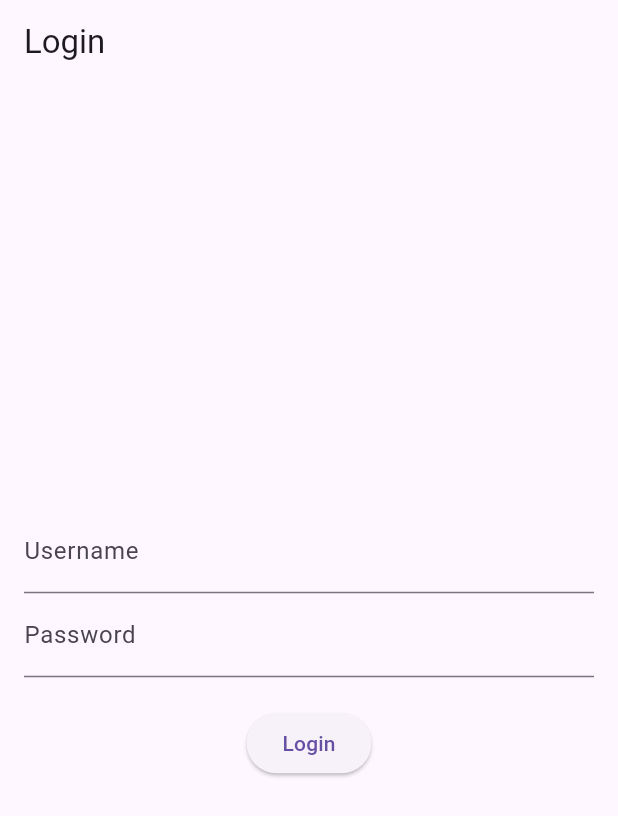
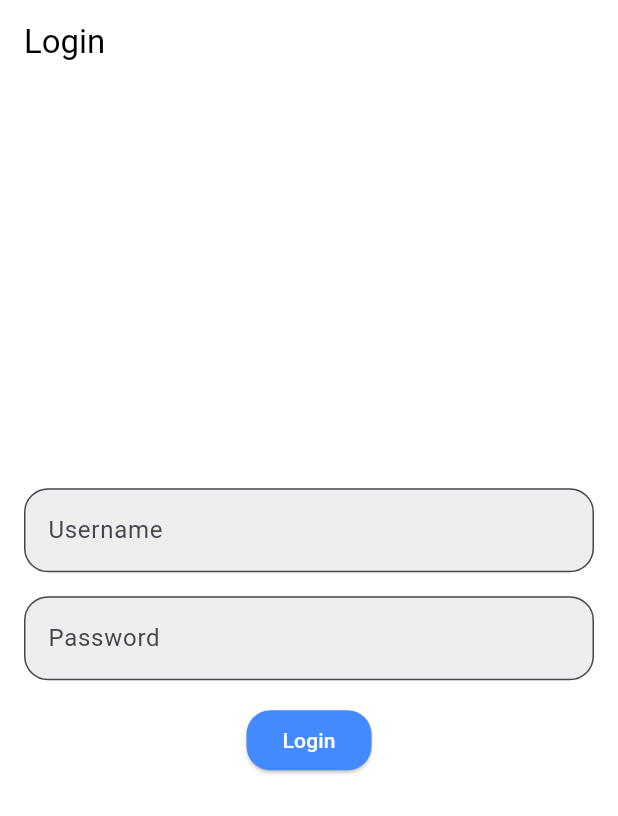
Before and after one commit to ben1787/thera-frontend, a Flutter app: the screen it shows after launch, on a phone screen of 412 x 824 dp. Shown: the top 816 px of the screen. Run offline on Flutter 3.47's test engine with Material 3 defaults, Android fonts, the phone set to English and light mode, and no system bars.

Commit message:
design updates

```diff
--- a/lib/login_page.dart
+++ b/lib/login_page.dart
@@ -15,7 +15,6 @@ class LoginPage extends StatelessWidget {
     try {
       final response = await _apiService.authenticateUser(username, password);
       _messageNotifier.value = response['message'];
-      // Navigate to the ChatListPage on successful login
       Navigator.pushReplacement(
         context,
         MaterialPageRoute(builder: (context) => ChatListPage()),
@@ -25,7 +24,7 @@ class LoginPage extends StatelessWidget {
       Navigator.pushReplacement(
         context,
         MaterialPageRoute(builder: (context) => ChatListPage()),
-    );
+      );
     }
   }
 
@@ -33,7 +32,8 @@ class LoginPage extends StatelessWidget {
   Widget build(BuildContext context) {
     return Scaffold(
       appBar: AppBar(
-        title: Text('Login'),
+        backgroundColor: Colors.white,
+        title: Text('Login', style: TextStyle(color: Colors.black)),
       ),
       body: Padding(
         padding: const EdgeInsets.all(16.0),
@@ -42,27 +42,53 @@ class LoginPage extends StatelessWidget {
           children: [
             TextField(
               controller: _usernameController,
-              decoration: InputDecoration(labelText: 'Username'),
+              decoration: InputDecoration(
+                hintText: 'Username',
+                filled: true,
+                fillColor: Colors.grey[200],
+                border: OutlineInputBorder(
+                  borderRadius: BorderRadius.circular(16),
+                ),
+              ),
+              style: TextStyle(color: Colors.black),
             ),
+            SizedBox(height: 16),
             TextField(
               controller: _passwordController,
-              decoration: InputDecoration(labelText: 'Password'),
+              decoration: InputDecoration(
+                hintText: 'Password',
+                filled: true,
+                fillColor: Colors.grey[200],
+                border: OutlineInputBorder(
+                  borderRadius: BorderRadius.circular(16),
+                ),
+              ),
               obscureText: true,
+              style: TextStyle(color: Colors.black),
             ),
-            SizedBox(height: 20),
+            SizedBox(height: 16),
             ElevatedButton(
               onPressed: () => _authenticate(context),
+              style: ElevatedButton.styleFrom(
+                backgroundColor: Colors.blueAccent,
+                shape: RoundedRectangleBorder(
+                  borderRadius: BorderRadius.circular(16),
+                ),
+                foregroundColor: Colors.white, // Set button text color
+              ),
               child: Text('Login'),
             ),
+            SizedBox(height: 16),
             ValueListenableBuilder<String>(
               valueListenable: _messageNotifier,
               builder: (context, message, _) {
-                return Text(message);
+                return Text(message, style: TextStyle(color: Colors.red));
               },
             ),
           ],
         ),
       ),
+      backgroundColor: Colors.white,
     );
   }
 }
```
Also changed, not shown: lib/chat_list_page.dart (+21 -4 lines), lib/chat_page.dart (+27 -18 lines).
